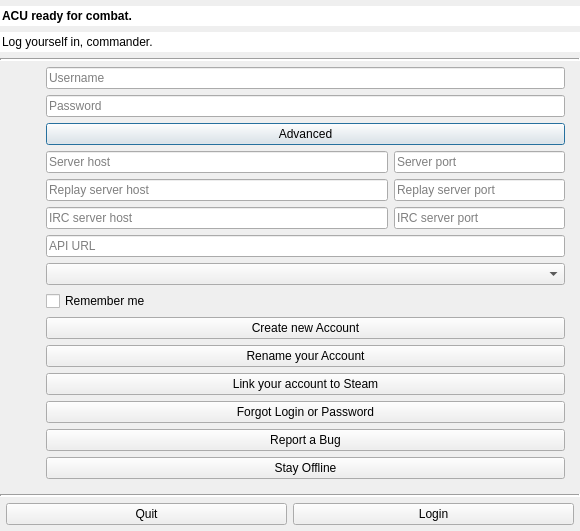
Before: the Qt Designer form res/client/login.ui in FAForever/client, drawn with Qt 5.
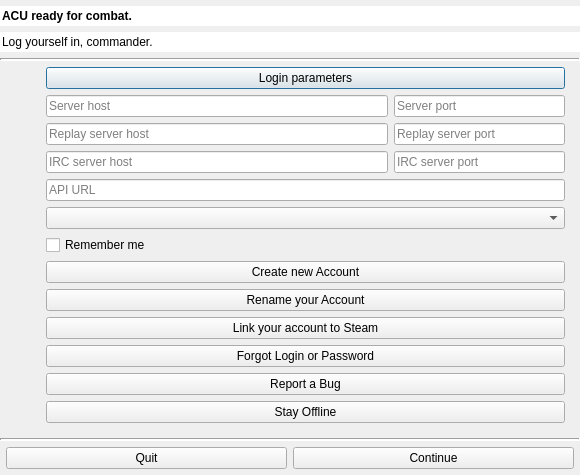
After: the same form once the commit is applied.

Commit message: Use OAuth access tokens to log in Remove use of login and password and try not to break the offline mode

```diff
--- a/res/client/login.ui
+++ b/res/client/login.ui
@@ -7,7 +7,7 @@
     <x>0</x>
     <y>0</y>
     <width>580</width>
-    <height>394</height>
+    <height>460</height>
    </rect>
   </property>
   <property name="sizePolicy">
@@ -196,7 +196,7 @@
       <item>
        <widget class="QWidget" name="widget_4" native="true">
         <property name="sizePolicy">
-         <sizepolicy hsizetype="Preferred" vsizetype="Fixed">
+         <sizepolicy hsizetype="Preferred" vsizetype="Expanding">
           <horstretch>0</horstretch>
           <verstretch>0</verstretch>
          </sizepolicy>
@@ -208,36 +208,16 @@
          <property name="margin">
           <number>6</number>
          </property>
-         <item>
-          <widget class="QLineEdit" name="loginField">
-           <property name="placeholderText">
-            <string>Username</string>
-           </property>
-          </widget>
-         </item>
-         <item>
-          <widget class="QLineEdit" name="passwordField">
-           <property name="sizePolicy">
-            <sizepolicy hsizetype="Expanding" vsizetype="Fixed">
-             <horstretch>0</horstretch>
-             <verstretch>0</verstretch>
-            </sizepolicy>
-           </property>
-           <property name="inputMethodHints">
-            <set>Qt::ImhHiddenText|Qt::ImhNoAutoUppercase|Qt::ImhNoPredictiveText|Qt::ImhSensitiveData</set>
-           </property>
-           <property name="echoMode">
-            <enum>QLineEdit::Password</enum>
-           </property>
-           <property name="placeholderText">
-            <string>Password</string>
-           </property>
-          </widget>
-         </item>
          <item>
           <widget class="QPushButton" name="extraOptionsToggle">
+           <property name="sizePolicy">
+            <sizepolicy hsizetype="Expanding" vsizetype="Fixed">
+             <horstretch>0</horstretch>
+             <verstretch>0</verstretch>
+            </sizepolicy>
+           </property>
            <property name="text">
-            <string>Advanced</string>
+            <string>Login parameters</string>
            </property>
           </widget>
          </item>
@@ -438,7 +418,7 @@
       <item>
        <widget class="QPushButton" name="loginButton">
         <property name="text">
-         <string>Login</string>
+         <string>Continue</string>
         </property>
        </widget>
       </item>
```
Left out of the diff: 18 changed lines with no effect on the pictures. The commit also changes 13 other files.
